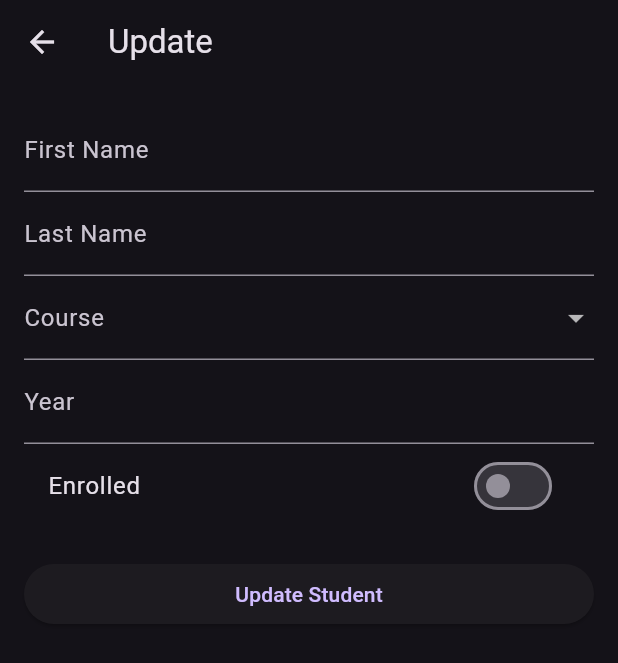
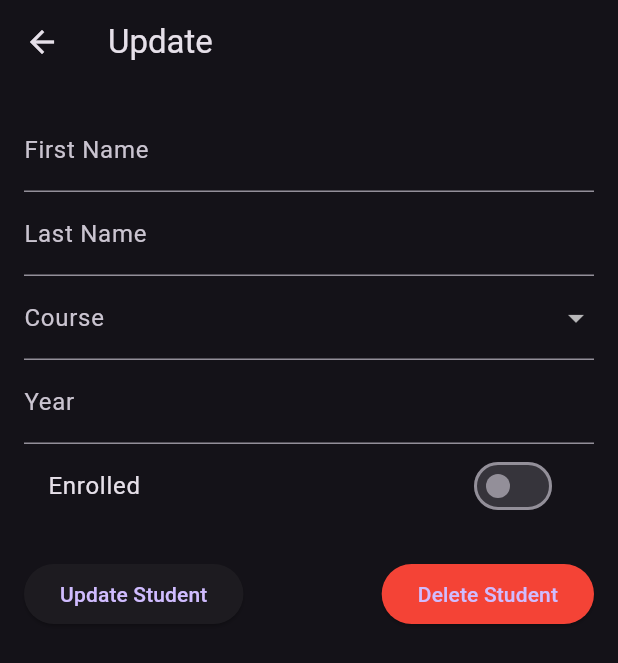
Before and after one commit to Kuhwu/flutter_crud, a Flutter app: the Updatepage screen opened directly with empty values, on a phone screen of 412 x 824 dp. Shown: the top 663 px of the screen. Run offline on Flutter 3.47's test engine with Material 3 defaults, Android fonts, the phone set to English and light mode, and no system bars.

Commit message:
NEW UPDATE
- UI
    - IN UPDATE PAGE ADDED DELETE BUTTON BESIDE THE UPDATE BUTTON

- DELETE API DONE

```diff
--- a/lib/services/api.dart
+++ b/lib/services/api.dart
@@ -6,10 +6,9 @@ import 'package:http/http.dart' as http;
 class Api {
   static const baseUrl = "http://192.168.0.9:3000/api/";
 
-  // POST API - Add Student
+  // POST API
   static Future<void> addStudent(Map<String, dynamic> sdata) async {
-    sdata['enrolled'] =
-        sdata['enrolled'].toString();
+    sdata['enrolled'] = sdata['enrolled'].toString();
 
     var url = Uri.parse(baseUrl + "add_student");
 
@@ -20,17 +19,17 @@ class Api {
         body: jsonEncode(sdata),
       );
       if (res.statusCode == 200) {
-        var data = jsonDecode(res.body.toString());
+        var data = jsonDecode(res.body);
         print('Student added: $data');
       } else {
         print("Upload Failed: ${res.body}");
       }
     } catch (e) {
-      debugPrint(e.toString());
+      debugPrint('Error adding student: ${e.toString()}');
     }
   }
 
-  // GET API - Get Students
+  // GET API
   static Future<List<Student>> getPerson() async {
     List<Student> students = [];
 
@@ -41,7 +40,7 @@ class Api {
       print('GET Response: ${res.body}');
 
       if (res.statusCode == 200) {
-        var data = jsonDecode(res.body.toString());
+        var data = jsonDecode(res.body);
         print('Decoded Response: $data');
 
         if (data['students'] != null) {
@@ -53,7 +52,7 @@ class Api {
         print("Failed to fetch students: ${res.body}");
       }
     } catch (e) {
-      debugPrint(e.toString());
+      debugPrint('Error fetching students: ${e.toString()}');
     }
 
     return students;
@@ -62,7 +61,8 @@ class Api {
   // PUT API - Update Student
   static Future<void> updateStudent(
       int id, Map<String, dynamic> updatedData) async {
-    updatedData['enrolled'] = updatedData['enrolled'].toString();
+    updatedData['enrolled'] = updatedData['enrolled']
+        .toString();
 
     var url = Uri.parse(baseUrl + "update_student/$id");
 
@@ -73,13 +73,33 @@ class Api {
         body: jsonEncode(updatedData),
       );
       if (res.statusCode == 200) {
-        var data = jsonDecode(res.body.toString());
+        var data = jsonDecode(res.body);
         print('Update Response: $data');
       } else {
         print("Update Failed: ${res.body}");
       }
     } catch (e) {
-      debugPrint(e.toString());
+      debugPrint('Error updating student: ${e.toString()}');
+    }
+  }
+
+  // DELETE API
+  static Future<void> deleteStudent(int id) async {
+    var url = Uri.parse(baseUrl + "delete_student/$id");
+
+    try {
+      final res = await http.delete(
+        url,
+        headers: {'Content-Type': 'application/json'},
+      );
+      if (res.statusCode == 200) {
+        var data = jsonDecode(res.body);
+        print('Delete Response: $data');
+      } else {
+        print("Delete Failed: ${res.body}");
+      }
+    } catch (e) {
+      debugPrint('Error deleting student: ${e.toString()}');
     }
   }
 }
--- a/lib/updatepage.dart
+++ b/lib/updatepage.dart
@@ -60,7 +60,6 @@ class _UpdatepageState extends State<Updatepage> {
         'enrolled': _enrolled,
       };
 
-      // Call the API to update the student
       Api.updateStudent(widget.student.id, updatedData).then((_) {
         ScaffoldMessenger.of(context).showSnackBar(
           SnackBar(content: Text("Student updated successfully")),
@@ -73,6 +72,20 @@ class _UpdatepageState extends State<Updatepage> {
         );
       });
     }
+  }
+
+  void _deleteStudent() {
+    Api.deleteStudent(widget.student.id).then((_) {
+      ScaffoldMessenger.of(context).showSnackBar(
+        SnackBar(content: Text("Student deleted successfully")),
+      );
+
+      Navigator.pop(context, null);
+    }).catchError((error) {
+      ScaffoldMessenger.of(context).showSnackBar(
+        SnackBar(content: Text("Failed to delete student: $error")),
+      );
+    });
   }
 
   @override
@@ -121,7 +134,8 @@ class _UpdatepageState extends State<Updatepage> {
                   setState(() {
                     _selectedCourse = value!;
                   });
-                  }),
+                },
+              ),
               TextFormField(
                 controller: _yearController,
                 decoration: InputDecoration(labelText: 'Year'),
@@ -142,9 +156,21 @@ class _UpdatepageState extends State<Updatepage> {
                 },
               ),
               SizedBox(height: 20),
+              Row(
+                mainAxisAlignment: MainAxisAlignment.spaceBetween,
+                children: [
                   ElevatedButton(
                     onPressed: _updateStudent,
                     child: Text('Update Student'),
+                  ),
+                  ElevatedButton(
+                    onPressed: _deleteStudent,
+                    style: ElevatedButton.styleFrom(
+                      backgroundColor: Colors.red,
+                    ),
+                    child: Text('Delete Student'),
+                  ),
+                ],
               ),
             ],
           ),
```
Lines whose indentation alone changed are shown as unchanged.
